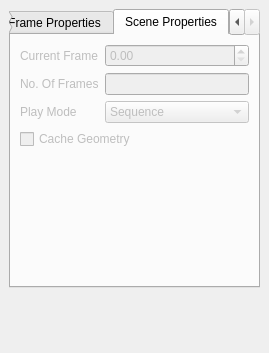
Above: Qt/Components/Resources/UI/pqAnimationPanel.ui from wildmichael/ParaView3-enhancements-old before the change. Below: the same form after it.
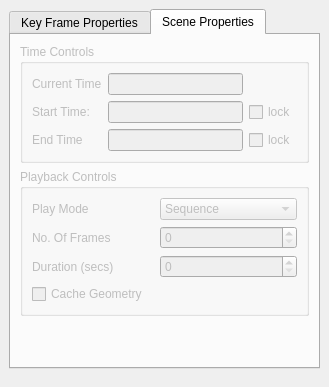
That is the form after the change. The open tabs and pages were chosen to show the change.

Commit message: ENH: Intergrating Time into the ParaView client. Render modules/displays now have time properties. Animation scene animates this "time" (which it calls ClockTime).

```diff
--- a/Qt/Components/Resources/UI/pqAnimationPanel.ui
+++ b/Qt/Components/Resources/UI/pqAnimationPanel.ui
@@ -5,8 +5,8 @@
    <rect>
     <x>0</x>
     <y>0</y>
-    <width>269</width>
-    <height>353</height>
+    <width>329</width>
+    <height>387</height>
    </rect>
   </property>
   <property name="windowTitle" >
@@ -179,14 +179,147 @@
       <attribute name="title" >
        <string>Scene Properties</string>
       </attribute>
-      <layout class="QGridLayout" >
+      <layout class="QVBoxLayout" >
        <property name="margin" >
         <number>9</number>
        </property>
        <property name="spacing" >
         <number>6</number>
        </property>
-       <item row="4" column="0" colspan="2" >
+       <item>
+        <widget class="QGroupBox" name="groupBox" >
+         <property name="title" >
+          <string>Time Controls</string>
+         </property>
+         <layout class="QGridLayout" >
+          <property name="margin" >
+           <number>9</number>
+          </property>
+          <property name="spacing" >
+           <number>6</number>
+          </property>
+          <item row="0" column="0" >
+           <widget class="QLabel" name="label_6" >
+            <property name="text" >
+             <string>Current Time</string>
+            </property>
+           </widget>
+          </item>
+          <item row="1" column="0" >
+           <widget class="QLabel" name="label_8" >
+            <property name="text" >
+             <string>Start Time:</string>
+            </property>
+           </widget>
+          </item>
+          <item row="2" column="0" >
+           <widget class="QLabel" name="label_9" >
+            <property name="text" >
+             <string>End Time</string>
+            </property>
+           </widget>
+          </item>
+          <item row="0" column="1" >
+           <widget class="QLineEdit" name="currentTime" />
+          </item>
+          <item row="1" column="1" >
+           <widget class="QLineEdit" name="startTime" />
+          </item>
+          <item row="2" column="1" >
+           <widget class="QLineEdit" name="endTime" />
+          </item>
+          <item row="1" column="2" >
+           <widget class="QCheckBox" name="startTimeLock" >
+            <property name="text" >
+             <string>lock</string>
+            </property>
+           </widget>
+          </item>
+          <item row="2" column="2" >
+           <widget class="QCheckBox" name="endTimeLock" >
+            <property name="text" >
+             <string>lock</string>
+            </property>
+           </widget>
+          </item>
+         </layout>
+        </widget>
+       </item>
+       <item>
+        <widget class="QGroupBox" name="groupBox_2" >
+         <property name="title" >
+          <string>Playback Controls</string>
+         </property>
+         <layout class="QGridLayout" >
+          <property name="margin" >
+           <number>9</number>
+          </property>
+          <property name="spacing" >
+           <number>6</number>
+          </property>
+          <item row="1" column="0" >
+           <widget class="QLabel" name="labelNumberOfFrames" >
+            <property name="text" >
+             <string>No. Of Frames</string>
+            </property>
+            <property name="wordWrap" >
+             <bool>true</bool>
+            </property>
+           </widget>
+          </item>
+          <item row="2" column="1" >
+           <widget class="QSpinBox" name="duration" />
+          </item>
+          <item row="2" column="0" >
+           <widget class="QLabel" name="labelDuration" >
+            <property name="text" >
+             <string>Duration (secs)</string>
+            </property>
+           </widget>
+          </item>
+          <item row="3" column="0" colspan="2" >
+           <widget class="QCheckBox" name="caching" >
+            <property name="toolTip" >
+             <string>Cache geometry during playback.</string>
+            </property>
+            <property name="text" >
+             <string>Cache Geometry</string>
+            </property>
+           </widget>
+          </item>
+          <item row="1" column="1" >
+           <widget class="QSpinBox" name="numberOfFrames" />
+          </item>
+          <item row="0" column="1" >
+           <widget class="QComboBox" name="playMode" >
+            <item>
+             <property name="text" >
+              <string>Sequence</string>
+             </property>
+            </item>
+            <item>
+             <property name="text" >
+              <string>Real Time</string>
+             </property>
+            </item>
+            <item>
+             <property name="text" >
+              <string>Snap To TimeSteps</string>
+             </property>
+            </item>
+           </widget>
+          </item>
+          <item row="0" column="0" >
+           <widget class="QLabel" name="label_7" >
+            <property name="text" >
+             <string>Play Mode</string>
+            </property>
+           </widget>
+          </item>
+         </layout>
+        </widget>
+       </item>
+       <item>
         <spacer>
          <property name="orientation" >
           <enum>Qt::Vertical</enum>
@@ -199,67 +332,6 @@
          </property>
         </spacer>
        </item>
-       <item row="3" column="0" colspan="2" >
-        <widget class="QCheckBox" name="caching" >
-         <property name="toolTip" >
-          <string>Cache geometry during playback.</string>
-         </property>
-         <property name="text" >
-          <string>Cache Geometry</string>
-         </property>
-        </widget>
-       </item>
-       <item row="0" column="0" >
-        <widget class="QLabel" name="labelCurrentFrame" >
-         <property name="text" >
-          <string>Current Frame</string>
-         </property>
-         <property name="wordWrap" >
-          <bool>true</bool>
-         </property>
-        </widget>
-       </item>
-       <item row="2" column="0" >
-        <widget class="QLabel" name="label_7" >
-         <property name="text" >
-          <string>Play Mode</string>
-         </property>
-        </widget>
-       </item>
-       <item row="1" column="1" >
-        <widget class="QLineEdit" name="numberOfFrames" />
-       </item>
-       <item row="1" column="0" >
-        <widget class="QLabel" name="labelNumberOfFrames" >
-         <property name="text" >
-          <string>No. Of Frames</string>
-         </property>
-         <property name="wordWrap" >
-          <bool>true</bool>
-         </property>
-        </widget>
-       </item>
-       <item row="0" column="1" >
-        <widget class="QDoubleSpinBox" name="currentFrame" >
-         <property name="decimals" >
-          <number>2</number>
-         </property>
-        </widget>
-       </item>
-       <item row="2" column="1" >
-        <widget class="QComboBox" name="playMode" >
-         <item>
-          <property name="text" >
-           <string>Sequence</string>
-          </property>
-         </item>
-         <item>
-          <property name="text" >
-           <string>Real Time</string>
-          </property>
-         </item>
-        </widget>
-       </item>
       </layout>
      </widget>
     </widget>
@@ -271,8 +343,8 @@
      </property>
      <property name="sizeHint" >
       <size>
-       <width>246</width>
-       <height>16</height>
+       <width>311</width>
+       <height>41</height>
       </size>
      </property>
     </spacer>
```
Left out of the diff: 182 changed lines with no effect on the pictures. The commit also changes 47 other files.
